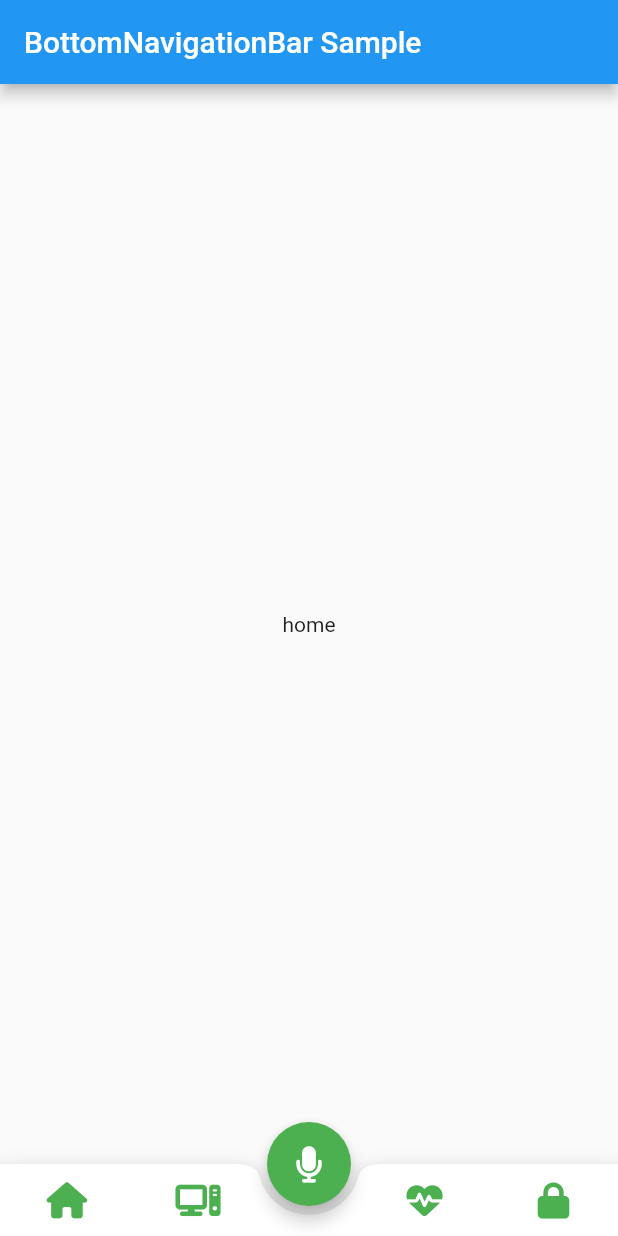
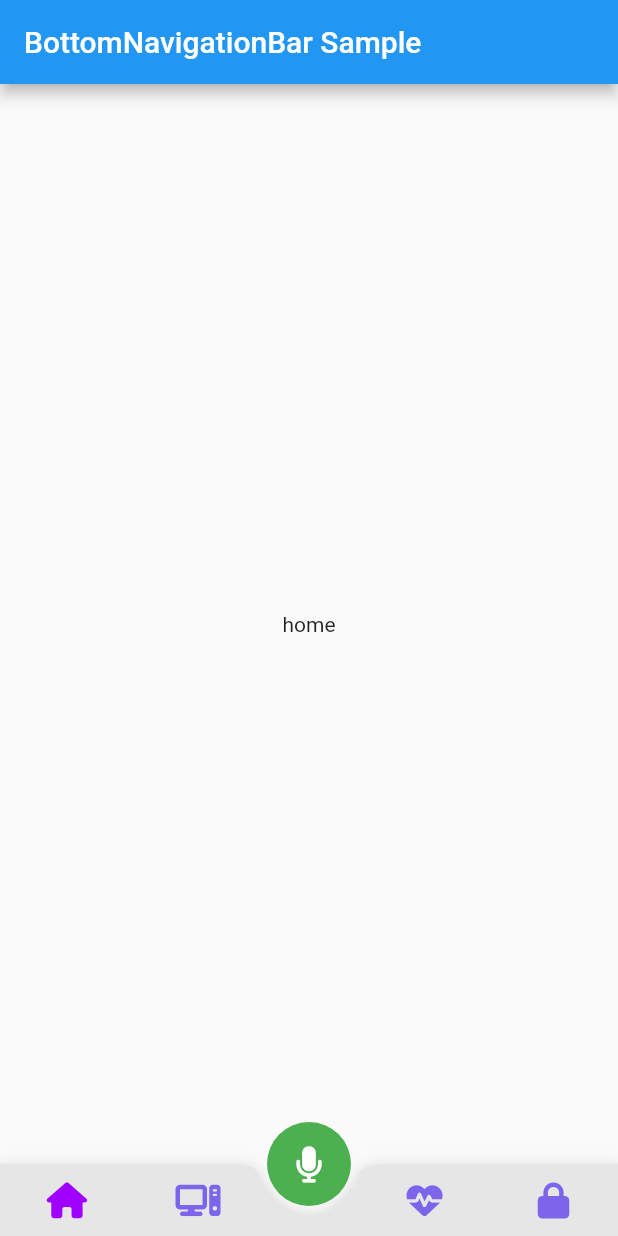
Before and after one commit to paulatalim/Iris, a Flutter app: the screen it shows after launch, on a phone screen of 412 x 824 dp. Run offline on Flutter 3.47's test engine with Material 2 defaults, Android fonts, the light colour scheme and no system bars; our stand-ins replace font_awesome_flutter.

Commit message:
melhora da logica e selecao de colores no menu

```diff
--- a/lib/main.dart
+++ b/lib/main.dart
@@ -34,20 +34,15 @@ class _HomeState extends State<Home> {
     const Center(child: Text('login'))
   ];
 
-  final Color _iconColorPressed = Colors.red;
-  final Color _iconColorNotPressed = Colors.green;
+  final Color _iconColorPressed = const Color(0xFFA000FF);
+  final Color _iconColorNotPressed = const Color(0xFF7C64EB);
 
-  Color _iconColor1 = Colors.green;
-  Color _iconColor2 = Colors.green;
-  Color _iconColor3 = Colors.green;
-  Color _iconColor4 = Colors.green;
-
-  // final List<Color> _iconColor = [
-  //   Colors.green,
-  //   Colors.green,
-  //   Colors.green,
-  //   Colors.green
-  // ];
+  final List<Color> _iconColor = [
+    const Color(0xFFA000FF),
+    const Color(0xFF7C64EB),
+    const Color(0xFF7C64EB),
+    const Color(0xFF7C64EB)
+  ];
 
   @override
   Widget build(BuildContext context) {
@@ -59,40 +54,47 @@ class _HomeState extends State<Home> {
       floatingActionButtonLocation: FloatingActionButtonLocation.centerDocked,
       floatingActionButton: FloatingActionButton(
         onPressed: () {},
-        child: const Icon(FontAwesomeIcons.microphone),
         backgroundColor: Colors.green,
         foregroundColor: Colors.white,
-        elevation: 5,
+        elevation: 0,
+        child: const Icon(FontAwesomeIcons.microphone),
       ),
       bottomNavigationBar: BottomAppBar(
+          color: const Color(0xFFE6E6E6),
           notchMargin: 6.0,
           shape: const CircularNotchedRectangle(),
           child: Row(
             mainAxisAlignment: MainAxisAlignment.spaceAround,
             children: [
               IconButton(
-                color: _iconColor1,
+                color: _iconColor[0],
                 icon: const Icon(FontAwesomeIcons.house),
                 onPressed: () {
                   setState(() {
                     _currentIndex = 0;
-                    _iconColor1 = _iconColorPressed;
-                    _iconColor2 = _iconColorNotPressed;
-                    _iconColor3 = _iconColorNotPressed;
-                    _iconColor4 = _iconColorNotPressed;
+                    for (int i = 0; i < _iconColor.length; i++) {
+                      if (i != _currentIndex) {
+                        _iconColor[i] = _iconColorNotPressed;
+                      } else {
+                        _iconColor[i] = _iconColorPressed;
+                      }
+                    }
                   });
                 },
               ),
               IconButton(
-                color: _iconColor2,
+                color: _iconColor[1],
                 icon: const Icon(FontAwesomeIcons.computer),
                 onPressed: () {
                   setState(() {
                     _currentIndex = 1;
-                    _iconColor2 = _iconColorPressed;
-                    _iconColor1 = _iconColorNotPressed;
-                    _iconColor3 = _iconColorNotPressed;
-                    _iconColor4 = _iconColorNotPressed;
+                    for (int i = 0; i < _iconColor.length; i++) {
+                      if (i != _currentIndex) {
+                        _iconColor[i] = _iconColorNotPressed;
+                      } else {
+                        _iconColor[i] = _iconColorPressed;
+                      }
+                    }
                   });
                 },
               ),
@@ -103,28 +105,34 @@ class _HomeState extends State<Home> {
               ),
 
               IconButton(
-                color: _iconColor3,
+                color: _iconColor[2],
                 icon: const Icon(FontAwesomeIcons.heartPulse),
                 onPressed: () {
                   setState(() {
                     _currentIndex = 2;
-                    _iconColor3 = _iconColorPressed;
-                    _iconColor1 = _iconColorNotPressed;
-                    _iconColor2 = _iconColorNotPressed;
-                    _iconColor4 = _iconColorNotPressed;
+                    for (int i = 0; i < _iconColor.length; i++) {
+                      if (i != _currentIndex) {
+                        _iconColor[i] = _iconColorNotPressed;
+                      } else {
+                        _iconColor[i] = _iconColorPressed;
+                      }
+                    }
                   });
                 },
               ),
               IconButton(
-                color: _iconColor4,
+                color: _iconColor[3],
                 icon: const Icon(FontAwesomeIcons.lock),
                 onPressed: () {
                   setState(() {
                     _currentIndex = 3;
-                    _iconColor4 = _iconColorPressed;
-                    _iconColor1 = _iconColorNotPressed;
-                    _iconColor2 = _iconColorNotPressed;
-                    _iconColor3 = _iconColorNotPressed;
+                    for (int i = 0; i < _iconColor.length; i++) {
+                      if (i != _currentIndex) {
+                        _iconColor[i] = _iconColorNotPressed;
+                      } else {
+                        _iconColor[i] = _iconColorPressed;
+                      }
+                    }
                   });
                 },
               ),
```
